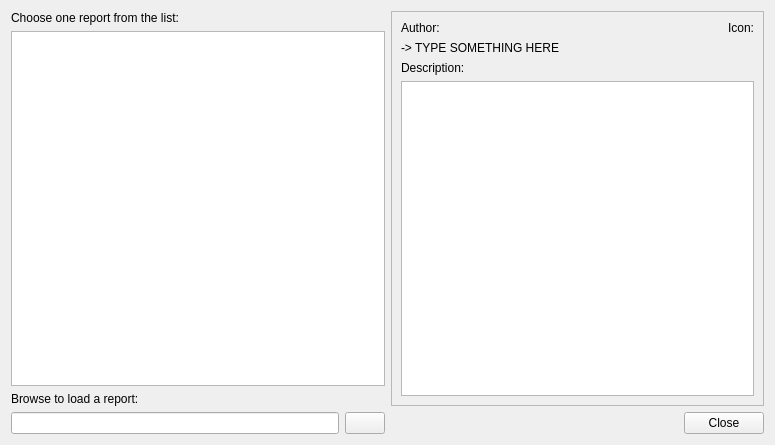
This is app_new/frmreports.ui in doublebyte1/app_solution as Qt 5 draws it before an edit. The edited form follows.
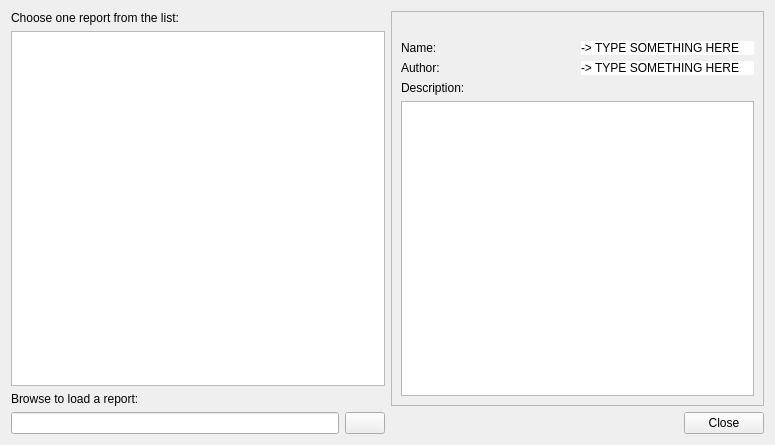
This is the edited form. Icons and pictures are not drawn.

Patch:
```diff
--- a/app_new/frmreports.ui
+++ b/app_new/frmreports.ui
@@ -99,37 +99,7 @@
       <enum>QFrame::Sunken</enum>
      </property>
      <layout class="QGridLayout" name="gridLayout">
-      <item row="0" column="0">
-       <widget class="QLabel" name="label_4">
-        <property name="text">
-         <string>Author:</string>
-        </property>
-       </widget>
-      </item>
       <item row="0" column="1">
-       <widget class="QLabel" name="label_5">
-        <property name="text">
-         <string>Icon:</string>
-        </property>
-       </widget>
-      </item>
-      <item row="1" column="0">
-       <widget class="QLabel" name="lbAuthor">
-        <property name="toolTip">
-         <string>Report Author</string>
-        </property>
-        <property name="statusTip">
-         <string>Report Author</string>
-        </property>
-        <property name="whatsThis">
-         <string>Report Author</string>
-        </property>
-        <property name="text">
-         <string>-&gt; TYPE SOMETHING HERE</string>
-        </property>
-       </widget>
-      </item>
-      <item row="1" column="1">
        <widget class="QLabel" name="lbPixmap">
         <property name="sizePolicy">
          <sizepolicy hsizetype="Fixed" vsizetype="Fixed">
@@ -137,6 +107,12 @@
           <verstretch>0</verstretch>
          </sizepolicy>
         </property>
+        <property name="maximumSize">
+         <size>
+          <width>51</width>
+          <height>51</height>
+         </size>
+        </property>
         <property name="toolTip">
          <string>Report Icon</string>
         </property>
@@ -157,7 +133,64 @@
         </property>
        </widget>
       </item>
-      <item row="2" column="0">
+      <item row="1" column="0" colspan="2">
+       <layout class="QHBoxLayout" name="horizontalLayout_4">
+        <item>
+         <widget class="QLabel" name="label">
+          <property name="text">
+           <string>Name:</string>
+          </property>
+         </widget>
+        </item>
+        <item>
+         <widget class="QLabel" name="lbName">
+          <property name="sizePolicy">
+           <sizepolicy hsizetype="Preferred" vsizetype="Fixed">
+            <horstretch>0</horstretch>
+            <verstretch>0</verstretch>
+           </sizepolicy>
+          </property>
+          <property name="styleSheet">
+           <string notr="true">background-color: rgb(255, 255, 255);</string>
+          </property>
+          <property name="text">
+           <string>-&gt; TYPE SOMETHING HERE</string>
+          </property>
+         </widget>
+        </item>
+       </layout>
+      </item>
+      <item row="2" column="0" colspan="2">
+       <layout class="QHBoxLayout" name="horizontalLayout_3">
+        <item>
+         <widget class="QLabel" name="label_4">
+          <property name="text">
+           <string>Author:</string>
+          </property>
+         </widget>
+        </item>
+        <item>
+         <widget class="QLabel" name="lbAuthor">
+          <property name="toolTip">
+           <string>Report Author</string>
+          </property>
+          <property name="statusTip">
+           <string>Report Author</string>
+          </property>
+          <property name="whatsThis">
+           <string>Report Author</string>
+          </property>
+          <property name="styleSheet">
+           <string notr="true">background-color: rgb(255, 255, 255);</string>
+          </property>
+          <property name="text">
+           <string>-&gt; TYPE SOMETHING HERE</string>
+          </property>
+         </widget>
+        </item>
+       </layout>
+      </item>
+      <item row="3" column="0">
        <widget class="QLabel" name="label_6">
         <property name="text">
          <string>Description:</string>
@@ -167,7 +200,7 @@
         </property>
        </widget>
       </item>
-      <item row="3" column="0" colspan="2">
+      <item row="4" column="0" colspan="2">
        <widget class="QTextBrowser" name="textDescription">
         <property name="toolTip">
          <string>Report description</string>
```
Left out of the diff: 18 changed lines with no effect on the pictures.
